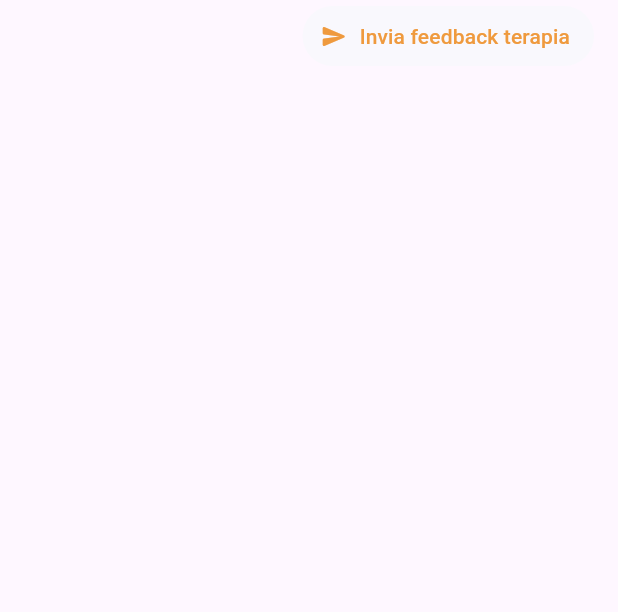
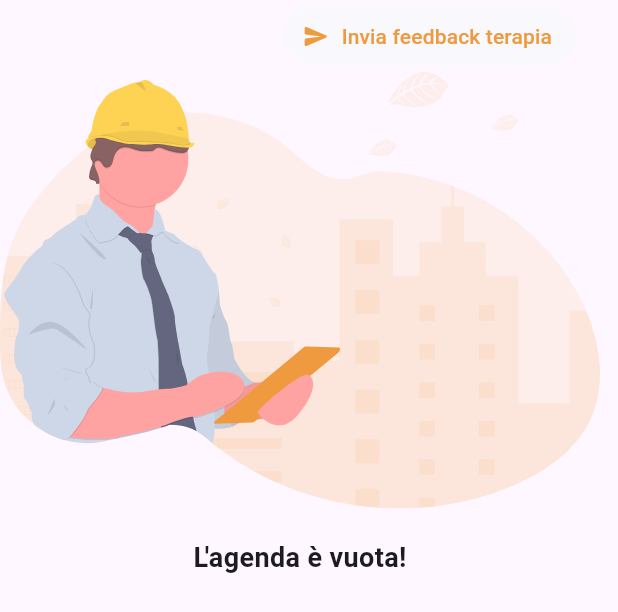
Before and after one commit to C01-GlucoseGuardian/mobileApp, a Flutter app: the PazienteAgenda widget shown alone on an empty page, opened directly, on a phone screen of 412 x 824 dp. Shown: the top 612 px of the screen. Run offline on Flutter 3.47's test engine with Material 2 defaults, Android fonts, the phone set to English and light mode, and no system bars; our stand-ins replace avatar_glow, bloc, dio, email_validator, equatable, fl_chart and 6 more; missing offline and left inert: passwordfield; accounts and stored records are empty.

Commit message:
handle no prescriptions (UI)

```diff
--- a/lib/screens/paziente_agenda.dart
+++ b/lib/screens/paziente_agenda.dart
@@ -1,6 +1,7 @@
 import 'package:flutter/material.dart';
 import 'package:flutter_slidable/flutter_slidable.dart';
 import 'package:flutter_svg/svg.dart';
+import 'package:glucose_guardian/components/empty_data.dart';
 import 'package:glucose_guardian/constants/assets.dart';
 import 'package:glucose_guardian/constants/colors.dart';
 import 'package:glucose_guardian/constants/general.dart';
@@ -22,6 +23,7 @@ class PazienteAgenda extends StatelessWidget {
           padding: EdgeInsets.only(right: 16),
           child: SendFeedbackButton(),
         ),
+        if (drugs.isNotEmpty)
           Expanded(
             child: ListView.builder(
               itemCount: drugs.length,
@@ -30,6 +32,7 @@ class PazienteAgenda extends StatelessWidget {
               ),
             ),
           ),
+        if (drugs.isEmpty) const EmptyData(text: "L'agenda è vuota!"),
       ],
     );
   }
```
Lines whose indentation alone changed are shown as unchanged.
